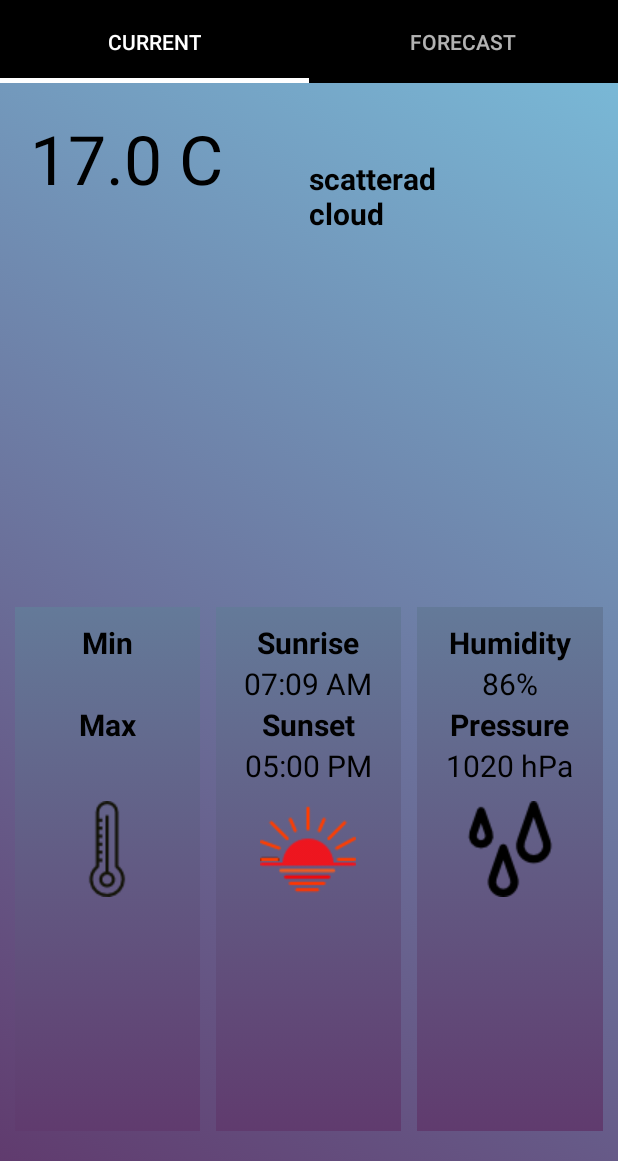
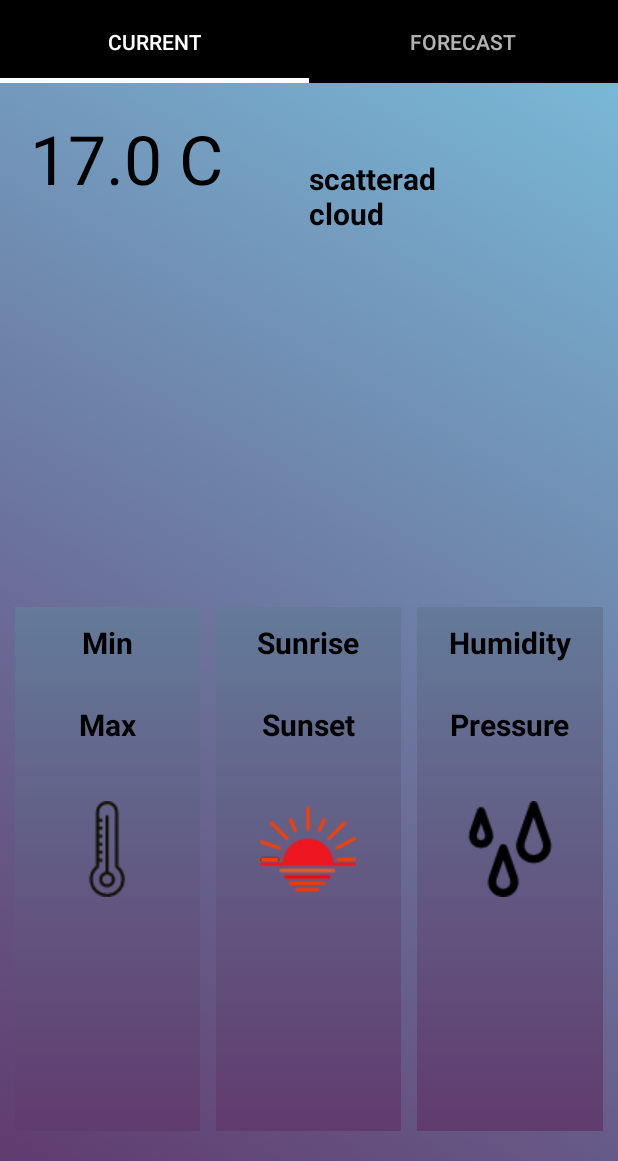
Before and after one commit to Alpha-1Soft/WeatherReport, an Android app: the screen it shows after launch (MainActivity), on a phone screen of 412 x 824 dp, the part 75-1236 px from its top. Run offline under Robolectric (Android 15) with nearby library versions, the phone set to English and light mode, and no system bars.

```diff
--- a/app/src/main/res/layout/fragment_currect_weather.xml
+++ b/app/src/main/res/layout/fragment_currect_weather.xml
@@ -159,7 +159,6 @@
                 android:id="@+id/sunriseTextview"
                 android:layout_width="wrap_content"
                 android:layout_height="wrap_content"
-                android:text="07:09 AM"
                 android:textColor="#000000"
                 android:textSize="20sp"
                 android:layout_gravity="center" />
@@ -177,7 +176,6 @@
                 android:id="@+id/sunsetTextview"
                 android:layout_width="wrap_content"
                 android:layout_height="wrap_content"
-                android:text="05:00 PM"
                 android:textSize="20sp"
                 android:textColor="#000000"
                 android:layout_gravity="center" />
@@ -213,7 +211,6 @@
                 android:id="@+id/humidityTextview"
                 android:layout_width="wrap_content"
                 android:layout_height="wrap_content"
-                android:text="86%"
                 android:textSize="20sp"
                 android:textColor="#000000"
                 android:layout_gravity="center" />
@@ -231,7 +228,6 @@
                 android:id="@+id/pressureTextview"
                 android:layout_width="wrap_content"
                 android:layout_height="wrap_content"
-                android:text="1020 hPa"
                 android:textColor="#000000"
                 android:textSize="20sp"
                 android:layout_gravity="center" />
```
Also changed, not shown: app/src/main/java/com/example/tanvir/weatherreport/fragments/CurrectWeatherFragment.java (+16 -1 lines).
